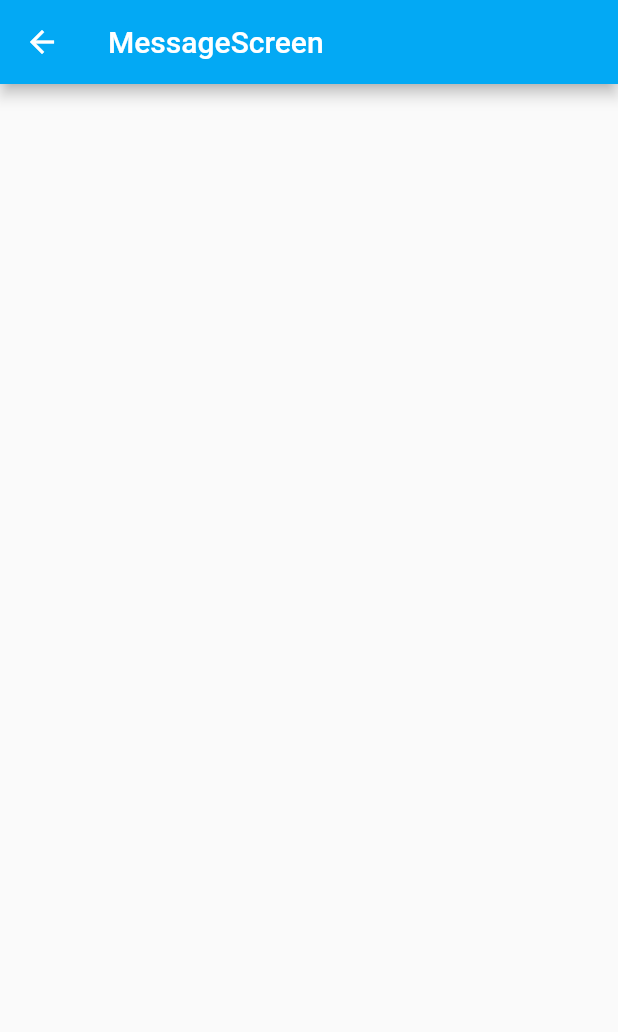
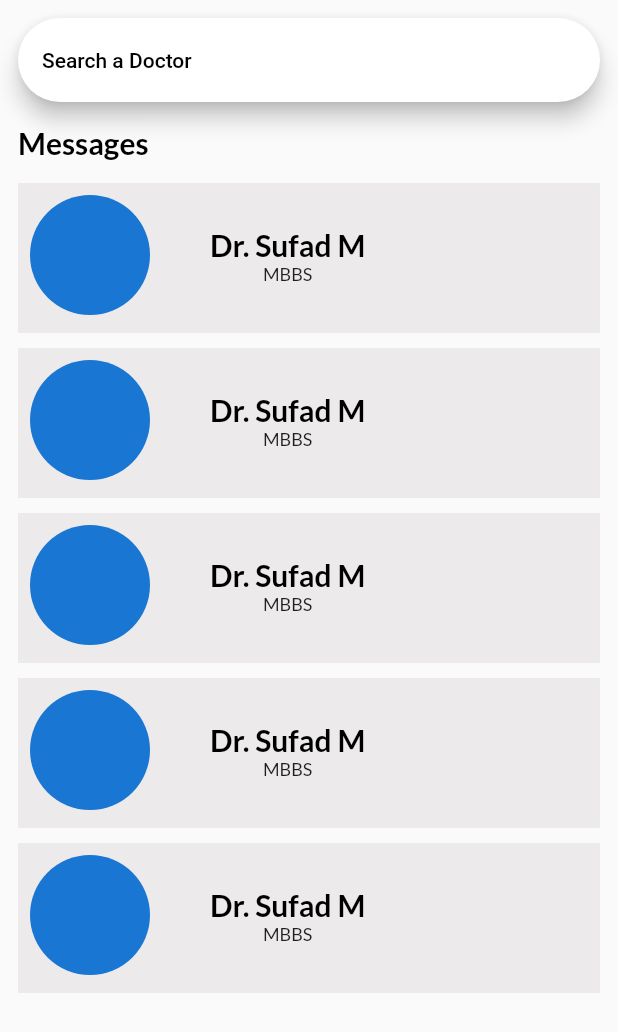
Before and after one commit to Sufadm/DocLink-OnlineCosultationApp, a Flutter app: the MessageScreen screen opened directly, on a phone screen of 412 x 824 dp. Shown: the top 1032 px of the screen. Run offline on Flutter 3.47's test engine with Material 2 defaults, Android fonts, the phone set to English and light mode, and no system bars; our stand-ins replace carousel_slider, firebase_core, google_fonts, image_picker, syncfusion_flutter_datepicker; missing offline and left inert: otp_pin_field; accounts and stored records are empty; network calls fail.

Commit message:
messagescreen ui complete

```diff
--- a/doc_link/lib/presentation/screens/messagescreen.dart/messagescreen.dart
+++ b/doc_link/lib/presentation/screens/messagescreen.dart/messagescreen.dart
@@ -1,3 +1,5 @@
+import 'package:doc_link/const/const.dart';
+import 'package:doc_link/presentation/screens/messagescreen.dart/widgets/messagelist_widget.dart';
 import 'package:flutter/material.dart';
 
 class MessageScreen extends StatelessWidget {
@@ -6,11 +8,35 @@ class MessageScreen extends StatelessWidget {
   @override
   Widget build(BuildContext context) {
     return Scaffold(
-      appBar: AppBar(
-        backgroundColor: Colors.lightBlue,
-        title: const Text('MessageScreen'),
+      body: SafeArea(
+        child: Padding(
+          padding: const EdgeInsets.all(12.0),
+          child: Column(
+            crossAxisAlignment: CrossAxisAlignment.start,
+            children: [
+              const SearchBar(
+                hintText: 'Search a Doctor',
+              ),
+              kHeight15,
+              Text(
+                'Messages',
+                style: kTextStyleLargeBlack,
+              ),
+              kHeight15,
+              Expanded(
+                child: ListView.separated(
+                  separatorBuilder: (BuildContext context, int index) =>
+                      const SizedBox(height: 10),
+                  itemCount: 5, // Replace with the actual item count
+                  itemBuilder: (BuildContext context, int index) {
+                    return const MessageListDoctors(); // Replace with your widget that represents a message
+                  },
+                ),
+              ),
+            ],
+          ),
+        ),
       ),
-      // body: ,
     );
   }
 }
--- /dev/null
+++ b/doc_link/lib/presentation/screens/messagescreen.dart/widgets/messagelist_widget.dart
@@ -0,0 +1,51 @@
+import 'package:flutter/material.dart';
+import 'package:google_fonts/google_fonts.dart';
+
+import '../../../../const/const.dart';
+
+class MessageListDoctors extends StatelessWidget {
+  const MessageListDoctors({
+    super.key,
+  });
+
+  @override
+  Widget build(BuildContext context) {
+    return Container(
+      height: 100,
+      width: double.infinity,
+      color: greylight1,
+      child: Padding(
+        padding: const EdgeInsets.all(8.0),
+        child: Column(
+          children: [
+            Row(
+              children: [
+                const CircleAvatar(
+                  radius: 40,
+                ),
+                const SizedBox(
+                  width: 40,
+                ),
+                Container(
+                  margin: const EdgeInsets.only(bottom: 10, top: 10),
+                  child: Column(
+                    children: [
+                      Text(
+                        'Dr. Sufad M',
+                        style: kTextStyleLargeBlack,
+                      ),
+                      Text(
+                        'MBBS',
+                        style: GoogleFonts.lato(fontSize: 12),
+                      )
+                    ],
+                  ),
+                ),
+              ],
+            ),
+          ],
+        ),
+      ),
+    );
+  }
+}
```
Also changed, not shown: doc_link/lib/presentation/screens/morescreen/appointments_list/appointmentlist.dart (+12 -16 lines), doc_link/lib/presentation/screens/morescreen/appointments_list/widget/notificationlist_container.dart (added, +83 -0 lines), doc_link/lib/presentation/screens/morescreen/more_screen.dart (+2 -9 lines), doc_link/lib/presentation/screens/profilescreen/profilescreen.dart (+7 -8 lines).
